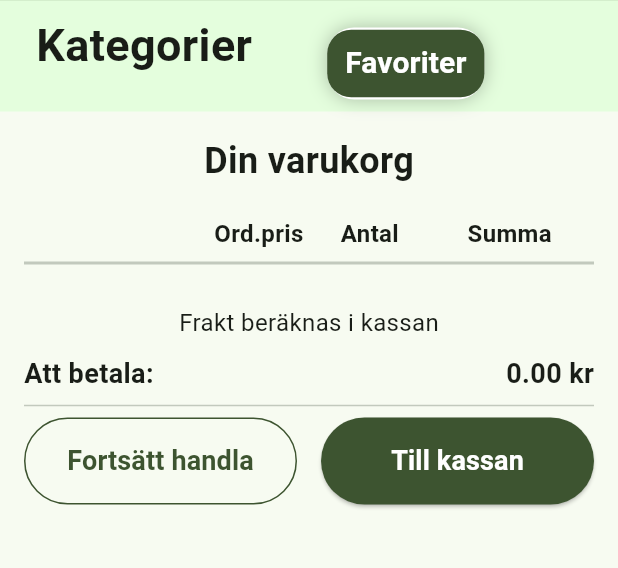
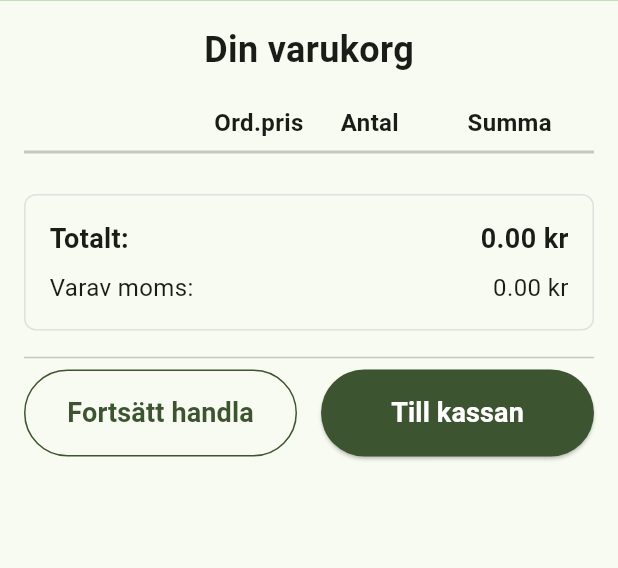
Before and after one commit to EliBawk/Group19-ProjectDAT216, a Flutter app: the CheckoutView screen opened directly, on a phone screen of 412 x 824 dp, the part 142-710 px from its top. Run offline on Flutter 3.47's test engine with Material 3 defaults, Android fonts, the phone set to English and light mode, and no system bars; our stand-ins replace google_fonts; network calls fail.

Commit message:
Ändade header o text i checkout

```diff
--- a/lib/pages/checkout_view.dart
+++ b/lib/pages/checkout_view.dart
@@ -22,13 +22,7 @@ class CheckoutView extends StatelessWidget {
             onAccountPressed: () => Navigator.push(context, MaterialPageRoute(builder: (context) => const AccountView())),
             onCartPressed: () {}, onCategoriesPressed: () {  }, // Already on checkout page
           ),
-          LowerHeader(
-            onCategoriesPressed: () => Navigator.pop(context),
-            onFavoritesPressed: () {
-              context.read<ImatDataHandler>().selectFavorites();
-              Navigator.pop(context);
-            },
-          ),
+
           Expanded(
             child: _buildCheckoutContent(context),
           ),
@@ -42,6 +36,13 @@ class CheckoutView extends StatelessWidget {
     final cart = iMat.getShoppingCart();
     final items = cart.items;
     final total = _safeToDouble(cart.totalPrice);
+
+    double totalCost = 0;
+    for (final item in items) {
+      final price = _safeToDouble(item.product.price);
+      final amount = item.amount is int ? item.amount : int.tryParse(item.amount.toString()) ?? 1;
+      totalCost += price * amount;
+    }
 
     return SingleChildScrollView(
       child: Padding(
@@ -74,23 +75,29 @@ class CheckoutView extends StatelessWidget {
             ],
 
             const SizedBox(height: 20),
-            Text(
-              'Frakt beräknas i kassan',
-              style: GoogleFonts.reemKufi(fontSize: 16),
+
+            Container(
+              padding: const EdgeInsets.symmetric(vertical: 16),
+              decoration: BoxDecoration(
+                border: Border.all(color: Colors.grey.shade300),
+                borderRadius: BorderRadius.circular(8),
               ),
-            const SizedBox(height: 10),
+              child: Padding(
+                padding: const EdgeInsets.symmetric(horizontal: 16),
+                child: Column(
+                  children: [
                     Row(
                       mainAxisAlignment: MainAxisAlignment.spaceBetween,
                       children: [
                         Text(
-                  'Att betala:',
+                          'Totalt:',
                           style: GoogleFonts.reemKufi(
                             fontSize: 18,
                             fontWeight: FontWeight.bold,
                           ),
                         ),
                         Text(
-                  '${_formatCurrency(total)}',
+                          _formatCurrency(totalCost),
                           style: GoogleFonts.reemKufi(
                             fontSize: 18,
                             fontWeight: FontWeight.bold,
@@ -98,6 +105,32 @@ class CheckoutView extends StatelessWidget {
                         ),
                       ],
                     ),
+                    const SizedBox(height: 8),
+                    Row(
+                      mainAxisAlignment: MainAxisAlignment.spaceBetween,
+                      children: [
+                        Text(
+                          'Varav moms:',
+                          style: GoogleFonts.reemKufi(
+                            fontSize: 16,
+                          ),
+                        ),
+                        Text(
+                          _formatCurrency(totalCost * 0.25), // Assuming 25% VAT
+                          style: GoogleFonts.reemKufi(
+                            fontSize: 16,
+                          ),
+                        ),
+                      ],
+                    ),
+                  ],
+                ),
+              ),
+            ),
+
+
+            const SizedBox(height: 10),
+
             const Divider(),
 
             // Buttons row
@@ -281,8 +314,8 @@ class _CartItemRowState extends State<_CartItemRow> {
               IconButton(
               icon: const Icon(Icons.add),
               onPressed: () {
-                widget.iMat.shoppingCartAdd(widget.item);  // Fixed call
-                setState(() {});  // Added to force UI update
+                  widget.iMat.shoppingCartAdd(ShoppingItem(widget.item.product)); // Modified to match product tile
+                  setState(() {}); // Added to force UI update
                 },
               splashRadius: 20,
             ),
--- a/lib/pages/main_view.dart
+++ b/lib/pages/main_view.dart
@@ -92,7 +92,7 @@ class MainView extends StatelessWidget {
             );
           },
 
-            child: Text('Köp!',
+            child: Text('Till betalning!',
             style: GoogleFonts.reemKufi(fontSize: 20,
             fontWeight: FontWeight.bold)),
 
```
Lines whose indentation alone changed are shown as unchanged.
